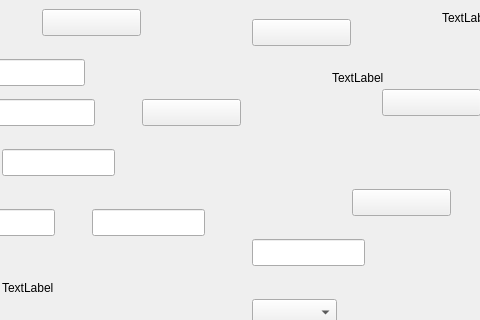
Above: k1160pro/qsettinguserform.ui from photonlili/K1160 before the change; both pictures show x 98 to 578 and y 101 to 421 of the 916 by 667 pixel window. Below: the same form after it.
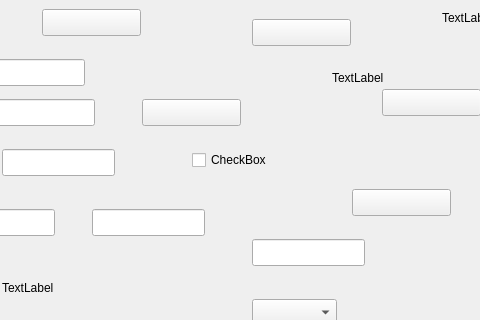
That is the form after the change.

The edit to the form file:
```diff
--- a/k1160pro/qsettinguserform.ui
+++ b/k1160pro/qsettinguserform.ui
@@ -275,6 +275,19 @@
     <string>TextLabel</string>
    </property>
   </widget>
+  <widget class="QCheckBox" name="checkBoxDefaultLogin">
+   <property name="geometry">
+    <rect>
+     <x>290</x>
+     <y>250</y>
+     <width>97</width>
+     <height>22</height>
+    </rect>
+   </property>
+   <property name="text">
+    <string>CheckBox</string>
+   </property>
+  </widget>
  </widget>
  <resources/>
  <connections/>
```
